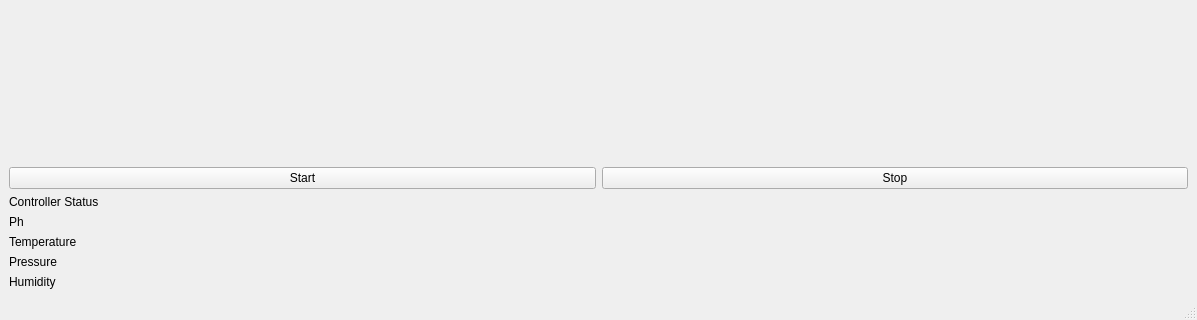
Qt form mainwindow.ui (ProCoderMove/rov_esp32) before a commit; both pictures show x 0 to 1197 and y 280 to 600 of the 1197 by 600 pixel window.
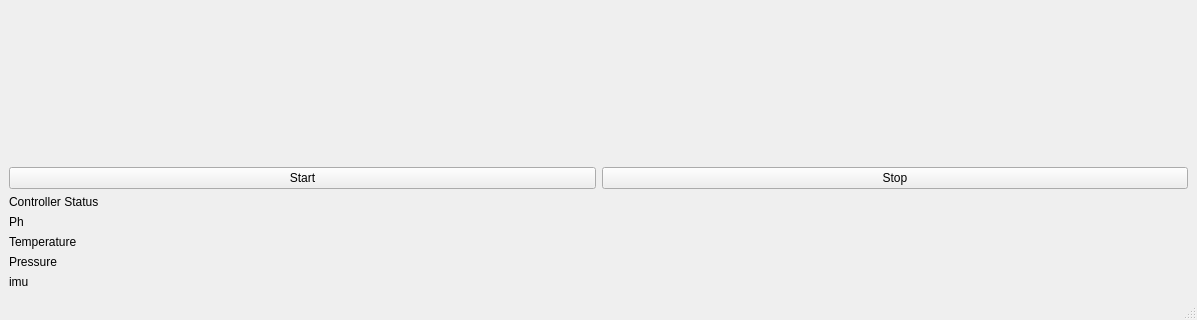
The same form after that commit.

Commit message: added thruster control and sensor data

```diff
--- a/mainwindow.ui
+++ b/mainwindow.ui
@@ -104,7 +104,7 @@
     <item>
      <widget class="QLabel" name="label_5">
       <property name="text">
-       <string>Humidity</string>
+       <string>imu </string>
       </property>
      </widget>
     </item>
```
Left out of the diff: 4 changed lines with no effect on the pictures. The commit also changes 2 other files.
